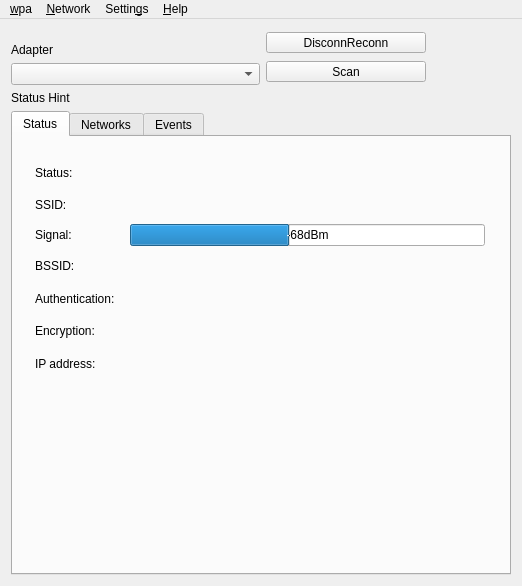
loh-tar/wpa-cute, file src/wpagui.ui: the form before one commit.
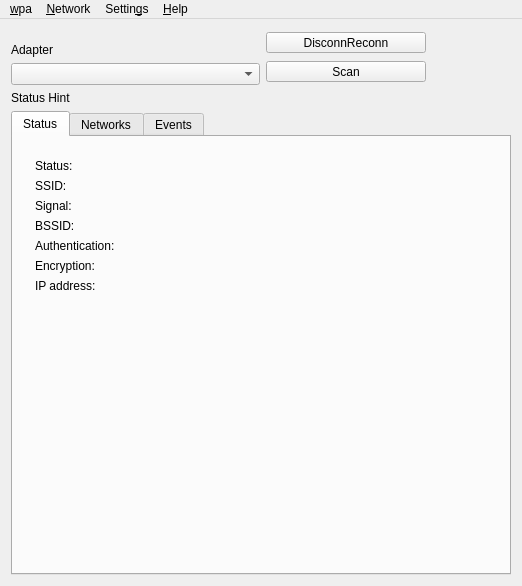
The form after the commit. The open tabs and pages were chosen to show the change. Icons and pictures are not drawn.

What changed in the file:
```diff
--- a/src/wpagui.ui
+++ b/src/wpagui.ui
@@ -145,156 +145,121 @@
             <property name="frameShadow">
              <enum>QFrame::Plain</enum>
             </property>
-            <layout class="QGridLayout" name="gridLayout_3">
-             <item row="0" column="1" rowspan="7">
-              <spacer name="horizontalSpacer_5">
-               <property name="orientation">
-                <enum>Qt::Horizontal</enum>
-               </property>
-               <property name="sizeType">
-                <enum>QSizePolicy::Fixed</enum>
-               </property>
-               <property name="sizeHint" stdset="0">
-                <size>
-                 <width>9</width>
-                 <height>218</height>
-                </size>
-               </property>
-              </spacer>
-             </item>
-             <item row="0" column="0">
+            <layout class="QHBoxLayout" name="horizontalLayout_3">
+             <item>
+              <layout class="QVBoxLayout" name="verticalLayout_5">
+               <item>
               <widget class="QLabel" name="statusLabel">
                <property name="text">
                 <string>Status:</string>
                </property>
               </widget>
              </item>
-             <item row="2" column="2">
-              <widget class="QProgressBar" name="rssiBar">
-               <property name="sizePolicy">
-                <sizepolicy hsizetype="Expanding" vsizetype="Fixed">
-                 <horstretch>1</horstretch>
-                 <verstretch>0</verstretch>
-                </sizepolicy>
-               </property>
-               <property name="layoutDirection">
-                <enum>Qt::RightToLeft</enum>
-               </property>
-               <property name="minimum">
-                <number>-95</number>
-               </property>
-               <property name="maximum">
-                <number>-35</number>
-               </property>
-               <property name="value">
-                <number>-68</number>
-               </property>
-               <property name="invertedAppearance">
-                <bool>true</bool>
-               </property>
-               <property name="textDirection">
-                <enum>QProgressBar::TopToBottom</enum>
-               </property>
-               <property name="format">
-                <string>%vdBm</string>
-               </property>
-              </widget>
-             </item>
-             <item row="3" column="0">
-              <widget class="QLabel" name="bssidLabel">
-               <property name="text">
-                <string>BSSID:</string>
-               </property>
-              </widget>
-             </item>
-             <item row="3" column="2">
-              <widget class="QLabel" name="textBssid">
-               <property name="text">
-                <string>&lt;bssid&gt;</string>
-               </property>
-              </widget>
-             </item>
-             <item row="1" column="0">
+               <item>
               <widget class="QLabel" name="ssidLabel">
                <property name="text">
                 <string>SSID:</string>
                </property>
               </widget>
              </item>
-             <item row="2" column="0">
+               <item>
               <widget class="QLabel" name="rssiLabel">
                <property name="text">
                 <string>Signal:</string>
                </property>
               </widget>
              </item>
-             <item row="4" column="0">
+               <item>
+                <widget class="QLabel" name="bssidLabel">
+                 <property name="text">
+                  <string>BSSID:</string>
+                 </property>
+                </widget>
+               </item>
+               <item>
               <widget class="QLabel" name="authenticationLabel">
                <property name="text">
                 <string>Authentication:</string>
                </property>
               </widget>
              </item>
-             <item row="4" column="2">
-              <widget class="QLabel" name="textAuthentication">
-               <property name="text">
-                <string>&lt;auth&gt;</string>
-               </property>
-              </widget>
-             </item>
-             <item row="5" column="0">
+               <item>
               <widget class="QLabel" name="encryptionLabel">
                <property name="text">
                 <string>Encryption:</string>
                </property>
               </widget>
              </item>
-             <item row="0" column="2">
+               <item>
+                <widget class="QLabel" name="ipAddressLabel">
+                 <property name="text">
+                  <string>IP address:</string>
+                 </property>
+                </widget>
+               </item>
+              </layout>
+             </item>
+             <item>
+              <layout class="QVBoxLayout" name="verticalLayout_6">
+               <item>
               <widget class="QLabel" name="textStatus">
                <property name="text">
                 <string>&lt;status&gt;</string>
                </property>
               </widget>
              </item>
-             <item row="5" column="2">
+               <item>
+                <widget class="QLabel" name="textSsid">
+                 <property name="text">
+                  <string>&lt;ssid&gt;</string>
+                 </property>
+                </widget>
+               </item>
+               <item>
+                <widget class="QLabel" name="textRssi">
+                 <property name="text">
+                  <string>&lt;rssi&gt;</string>
+                 </property>
+                </widget>
+               </item>
+               <item>
+                <widget class="QLabel" name="textBssid">
+                 <property name="text">
+                  <string>&lt;bssid&gt;</string>
+                 </property>
+                </widget>
+               </item>
+               <item>
+                <widget class="QLabel" name="textAuthentication">
+                 <property name="text">
+                  <string>&lt;auth&gt;</string>
+                 </property>
+                </widget>
+               </item>
+               <item>
               <widget class="QLabel" name="textEncryption">
                <property name="text">
                 <string>&lt;encryp&gt;</string>
                </property>
               </widget>
              </item>
-             <item row="6" column="0">
-              <widget class="QLabel" name="ipAddressLabel">
-               <property name="text">
-                <string>IP address:</string>
-               </property>
-              </widget>
-             </item>
-             <item row="6" column="2">
+               <item>
               <widget class="QLabel" name="textIpAddress">
                <property name="text">
                 <string>&lt;ip-addr&gt;</string>
                </property>
               </widget>
              </item>
-             <item row="1" column="2">
-              <widget class="QLabel" name="textSsid">
-               <property name="text">
-                <string>&lt;ssid&gt;</string>
-               </property>
-              </widget>
+              </layout>
              </item>
-             <item row="0" column="3">
-              <spacer name="horizontalSpacer_6">
+             <item>
+              <spacer name="horizontalSpacer_5">
                <property name="orientation">
                 <enum>Qt::Horizontal</enum>
                </property>
-               <property name="sizeType">
-                <enum>QSizePolicy::Expanding</enum>
-               </property>
                <property name="sizeHint" stdset="0">
                 <size>
-                 <width>2</width>
+                 <width>282</width>
                  <height>20</height>
                 </size>
                </property>
```
Lines whose indentation alone changed are shown as unchanged.
